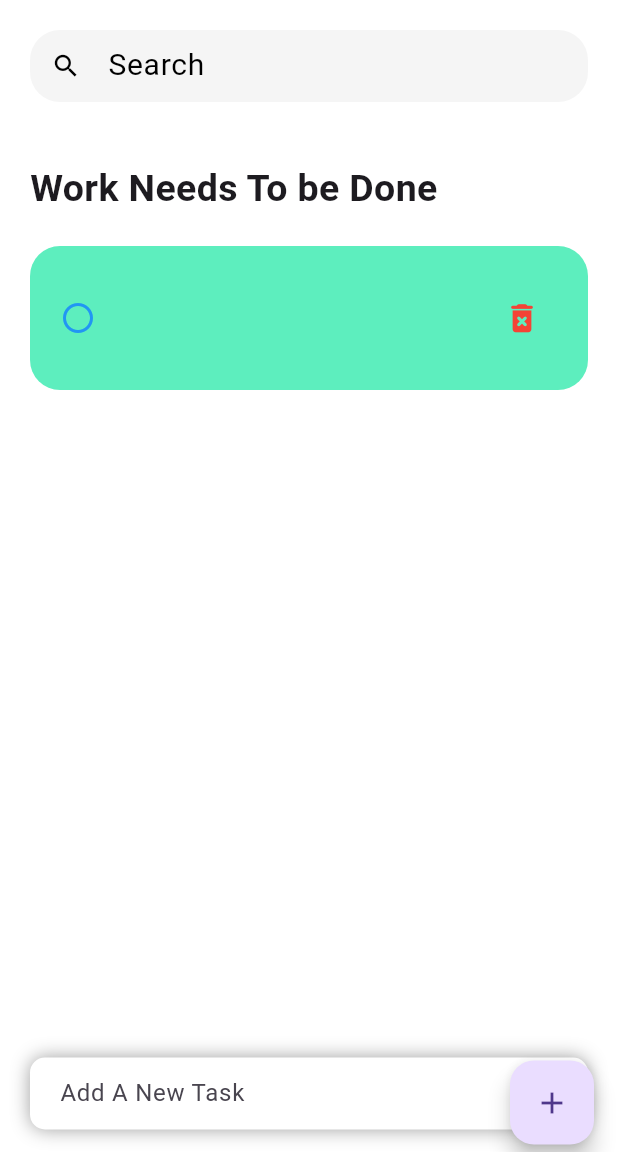
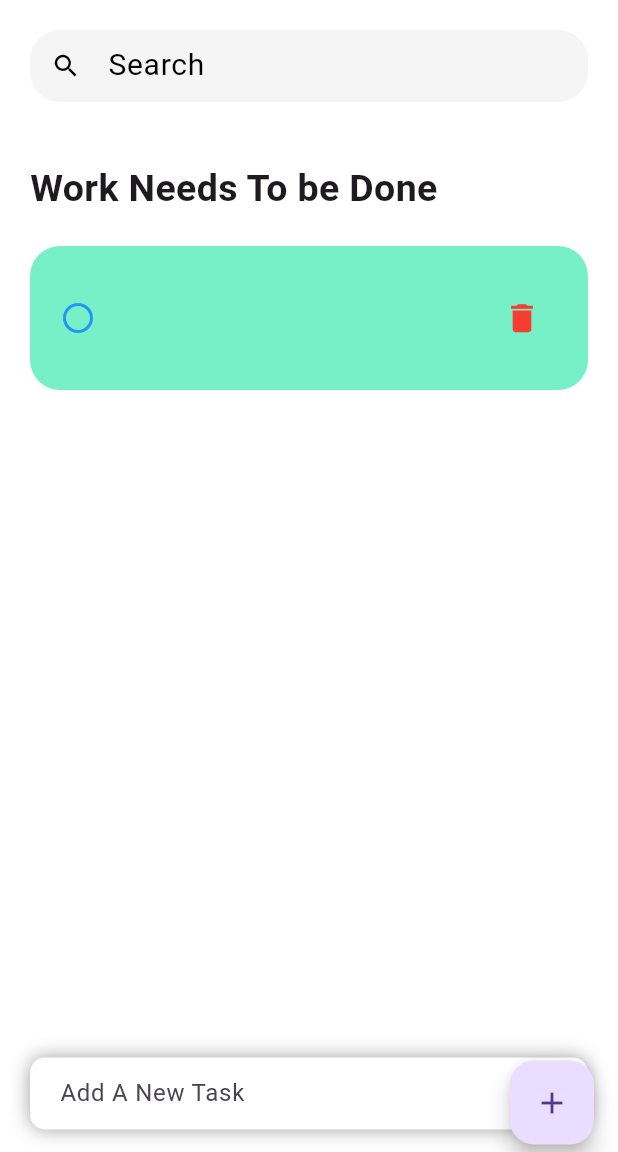
Before and after one commit to Ashish1367/Flutter-todo-app, a Flutter app: the screen it shows after launch, after a tap on the "add" icon, on a phone screen of 412 x 824 dp, the part 84-1236 px from its top. Run offline on Flutter 3.47's test engine with Material 2 defaults, Android fonts, the phone set to English and light mode, and no system bars; our stand-ins replace cloud_firestore, firebase_core; accounts and stored records are empty.

Commit message:
minor changes

```diff
--- a/lib/widgets/todo_items.dart
+++ b/lib/widgets/todo_items.dart
@@ -24,7 +24,7 @@ class Items extends StatelessWidget {
               RoundedRectangleBorder(borderRadius: BorderRadius.circular(20)),
           contentPadding:
               const EdgeInsets.symmetric(horizontal: 20, vertical: 20),
-          tileColor: const Color(0xff5DEEBE),
+          tileColor: const Color.fromARGB(255, 119, 239, 199),
           leading: Icon(
             todo.isDone ? Icons.radio_button_checked : Icons.radio_button_off,
             color: Colors.blue,
@@ -38,8 +38,8 @@ class Items extends StatelessWidget {
           ),
           trailing: IconButton(
             icon: const Icon(
-              Icons.delete_forever_rounded,
-              color: Colors.red,
+              Icons.delete,
+              color: Color.fromARGB(255, 246, 61, 48),
               size: 25,
             ),
             onPressed: () {
```
